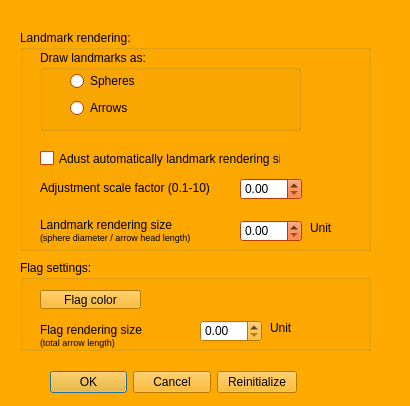
Above: MorphoDig/Qt/mqLandmarkDialog.ui from morphomuseum/MorphoDig before the change. Below: the same form after it.
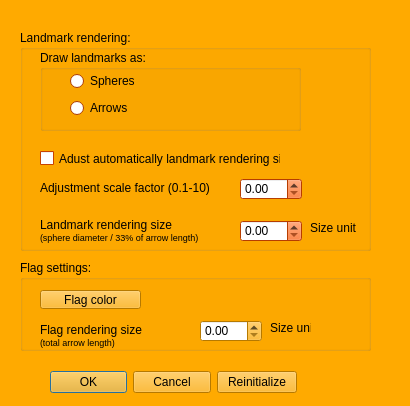
That is the form after the change. Custom widgets are drawn as their Qt base class.

Patch:
```diff
--- a/MorphoDig/Qt/mqLandmarkDialog.ui
+++ b/MorphoDig/Qt/mqLandmarkDialog.ui
@@ -946,7 +946,7 @@
      </rect>
     </property>
     <property name="text">
-     <string>&lt;html&gt;&lt;head/&gt;&lt;body&gt;&lt;p&gt;Landmark rendering size &lt;br/&gt;&lt;span style=&quot; font-size:7pt;&quot;&gt;(sphere diameter / arrow head length)&lt;/span&gt;&lt;/p&gt;&lt;/body&gt;&lt;/html&gt;</string>
+     <string>&lt;html&gt;&lt;head/&gt;&lt;body&gt;&lt;p&gt;Landmark rendering size &lt;br/&gt;&lt;span style=&quot; font-size:7pt;&quot;&gt;(sphere diameter / 33% of arrow length)&lt;/span&gt;&lt;/p&gt;&lt;/body&gt;&lt;/html&gt;</string>
     </property>
    </widget>
    <widget class="QDoubleSpinBox" name="LandmarkRenderingSizeValue">
@@ -987,12 +987,12 @@
      <rect>
       <x>290</x>
       <y>190</y>
-      <width>31</width>
+      <width>51</width>
       <height>16</height>
      </rect>
     </property>
     <property name="text">
-     <string>Unit</string>
+     <string>Size unit</string>
     </property>
    </widget>
   </widget>
@@ -1464,12 +1464,12 @@
      <rect>
       <x>250</x>
       <y>60</y>
-      <width>31</width>
+      <width>41</width>
       <height>16</height>
      </rect>
     </property>
     <property name="text">
-     <string>Unit</string>
+     <string>Size unit</string>
     </property>
    </widget>
   </widget>
```
